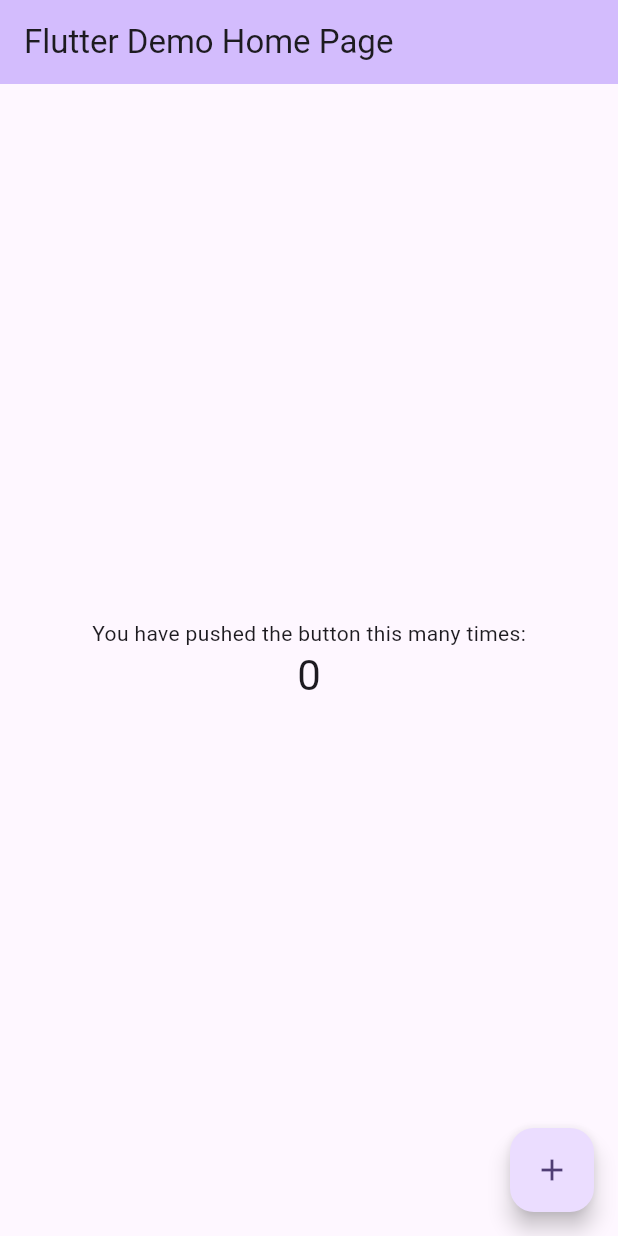
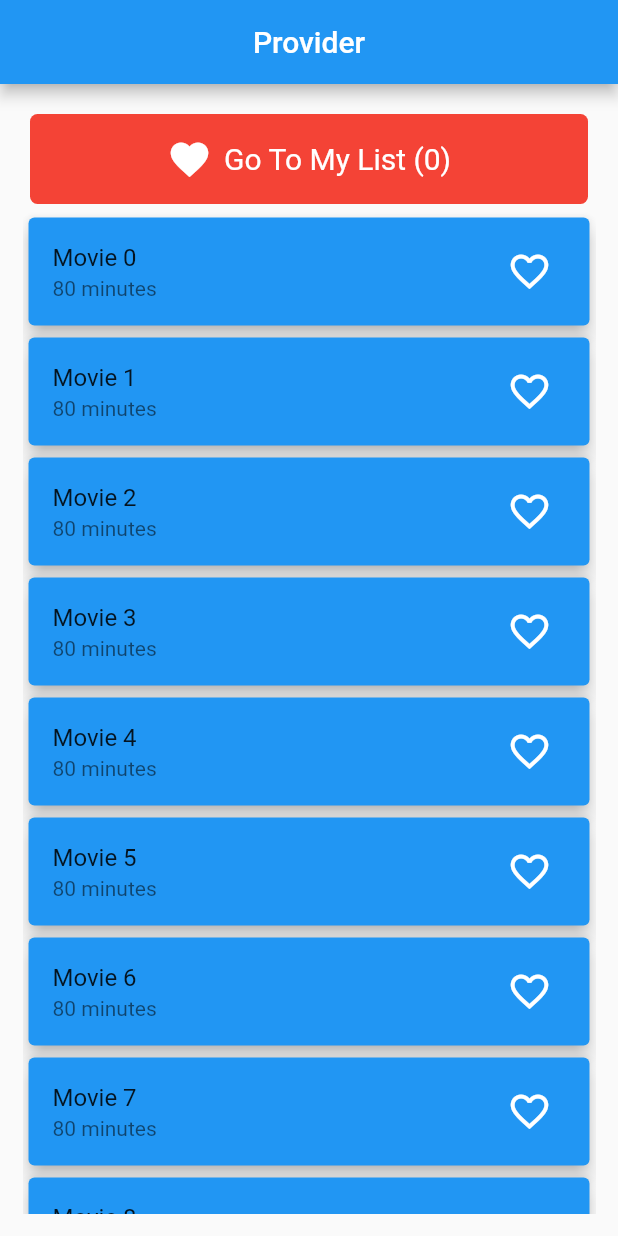
Before and after one commit to KhalilDev12/provider_example, a Flutter app: the screen it shows after launch, on a phone screen of 412 x 824 dp. Run offline on Flutter 3.47's test engine with Material 2 defaults, Android fonts, the phone set to English and light mode, and no system bars.

Commit message:
Finish Provider Example Project

```diff
--- /dev/null
+++ b/lib/Ui/HomePage.dart
@@ -0,0 +1,107 @@
+import 'package:flutter/material.dart';
+import 'package:provider/provider.dart';
+
+import '../model/movieModel.dart';
+import '../providers/movieProvider.dart';
+import 'FavoritePage.dart';
+
+class HomePage extends StatefulWidget {
+  HomePage({Key? key}) : super(key: key);
+
+  @override
+  _HomePageState createState() {
+    return _HomePageState();
+  }
+}
+
+class _HomePageState extends State<HomePage> {
+  @override
+  void initState() {
+    super.initState();
+  }
+
+  @override
+  void dispose() {
+    super.dispose();
+  }
+
+  @override
+  Widget build(BuildContext context) {
+    var movieList = context.watch<MovieProvider>().movies;
+    var favList = context.watch<MovieProvider>().favList;
+
+    return Scaffold(
+      appBar: AppBar(centerTitle: true, title: Text("Provider")),
+      body: Padding(
+          padding: EdgeInsets.all(15),
+          child: Column(
+            children: [
+              InkWell(
+                onTap: () {
+                  Navigator.of(context).push(MaterialPageRoute(
+                    builder: (context) => FavoritePage(),
+                  ));
+                },
+                child: Container(
+                  decoration: BoxDecoration(
+                      color: Colors.red,
+                      borderRadius: BorderRadius.circular(5)),
+                  padding: EdgeInsets.all(15),
+                  margin: EdgeInsets.all(5),
+                  child: Center(
+                      child: Row(
+                    mainAxisSize: MainAxisSize.min,
+                    children: [
+                      Icon(
+                        color: Colors.white,
+                        Icons.favorite,
+                        size: 30,
+                      ),
+                      SizedBox(
+                        width: 8,
+                      ),
+                      Text(
+                        "Go To My List (${favList.length})",
+                        style: TextStyle(color: Colors.white, fontSize: 20),
+                      )
+                    ],
+                  )),
+                ),
+              ),
+              Expanded(
+                  child: ListView.builder(
+                itemCount: movieList.length,
+                itemBuilder: (context, index) {
+                  MovieModel current_movie = movieList[index];
+                  return Card(
+                    elevation: 5,
+                    color: Colors.blue,
+                    child: ListTile(
+                        title: Text(current_movie.title),
+                        subtitle: Text(current_movie.duration),
+                        trailing: IconButton(
+                          onPressed: () {
+                            if (!favList.contains(current_movie)) {
+                              context
+                                  .read<MovieProvider>()
+                                  .addToFavorite(current_movie);
+                            } else {
+                              context
+                                  .read<MovieProvider>()
+                                  .removeFromFavorite(current_movie);
+                            }
+                          },
+                          icon: Icon(favList.contains(current_movie)
+                              ? Icons.favorite
+                              : Icons.favorite_border_outlined),
+                          color: Colors.white,
+                          iconSize: 30,
+                        )),
+                  );
+                },
+              ))
+            ],
+          )),
+    );
+  }
+}
--- a/lib/main.dart
+++ b/lib/main.dart
@@ -1,7 +1,15 @@
 import 'package:flutter/material.dart';
+import 'package:provider/provider.dart';
+import 'package:provider_example/providers/movieProvider.dart';
+
+import 'Ui/HomePage.dart';
 
 void main() {
-  runApp(const MyApp());
+  // Use Provider To run app
+  runApp(ChangeNotifierProvider(
+    child: const MyApp(),
+    create: (context) => MovieProvider(),
+  ));
 }
 
 class MyApp extends StatelessWidget {
@@ -11,115 +19,9 @@ class MyApp extends StatelessWidget {
   @override
   Widget build(BuildContext context) {
     return MaterialApp(
+      debugShowCheckedModeBanner: false,
       title: 'Flutter Demo',
-      theme: ThemeData(
-        // This is the theme of your application.
-        //
-        // TRY THIS: Try running your application with "flutter run". You'll see
-        // the application has a blue toolbar. Then, without quitting the app,
-        // try changing the seedColor in the colorScheme below to Colors.green
-        // and then invoke "hot reload" (save your changes or press the "hot
-        // reload" button in a Flutter-supported IDE, or press "r" if you used
-        // the command line to start the app).
-        //
-        // Notice that the counter didn't reset back to zero; the application
-        // state is not lost during the reload. To reset the state, use hot
-        // restart instead.
-        //
-        // This works for code too, not just values: Most code changes can be
-        // tested with just a hot reload.
-        colorScheme: ColorScheme.fromSeed(seedColor: Colors.deepPurple),
-        useMaterial3: true,
-      ),
-      home: const MyHomePage(title: 'Flutter Demo Home Page'),
+      home: HomePage(),
     );
   }
 }
-
-class MyHomePage extends StatefulWidget {
-  const MyHomePage({super.key, required this.title});
-
-  // This widget is the home page of your application. It is stateful, meaning
-  // that it has a State object (defined below) that contains fields that affect
-  // how it looks.
-
-  // This class is the configuration for the state. It holds the values (in this
-  // case the title) provided by the parent (in this case the App widget) and
-  // used by the build method of the State. Fields in a Widget subclass are
-  // always marked "final".
-
-  final String title;
-
-  @override
-  State<MyHomePage> createState() => _MyHomePageState();
-}
-
-class _MyHomePageState extends State<MyHomePage> {
-  int _counter = 0;
-
-  void _incrementCounter() {
-    setState(() {
-      // This call to setState tells the Flutter framework that something has
-      // changed in this State, which causes it to rerun the build method below
-      // so that the display can reflect the updated values. If we changed
-      // _counter without calling setState(), then the build method would not be
-      // called again, and so nothing would appear to happen.
-      _counter++;
-    });
-  }
-
-  @override
-  Widget build(BuildContext context) {
-    // This method is rerun every time setState is called, for instance as done
-    // by the _incrementCounter method above.
-    //
-    // The Flutter framework has been optimized to make rerunning build methods
-    // fast, so that you can just rebuild anything that needs updating rather
-    // than having to individually change instances of widgets.
-    return Scaffold(
-      appBar: AppBar(
-        // TRY THIS: Try changing the color here to a specific color (to
-        // Colors.amber, perhaps?) and trigger a hot reload to see the AppBar
-        // change color while the other colors stay the same.
-        backgroundColor: Theme.of(context).colorScheme.inversePrimary,
-        // Here we take the value from the MyHomePage object that was created by
-        // the App.build method, and use it to set our appbar title.
-        title: Text(widget.title),
-      ),
-      body: Center(
-        // Center is a layout widget. It takes a single child and positions it
-        // in the middle of the parent.
-        child: Column(
-          // Column is also a layout widget. It takes a list of children and
-          // arranges them vertically. By default, it sizes itself to fit its
-          // children horizontally, and tries to be as tall as its parent.
-          //
-          // Column has various properties to control how it sizes itself and
-          // how it positions its children. Here we use mainAxisAlignment to
-          // center the children vertically; the main axis here is the vertical
-          // axis because Columns are vertical (the cross axis would be
-          // horizontal).
-          //
-          // TRY THIS: Invoke "debug painting" (choose the "Toggle Debug Paint"
-          // action in the IDE, or press "p" in the console), to see the
-          // wireframe for each widget.
-          mainAxisAlignment: MainAxisAlignment.center,
-          children: <Widget>[
-            const Text(
-              'You have pushed the button this many times:',
-            ),
-            Text(
-              '$_counter',
-              style: Theme.of(context).textTheme.headlineMedium,
-            ),
-          ],
-        ),
-      ),
-      floatingActionButton: FloatingActionButton(
-        onPressed: _incrementCounter,
-        tooltip: 'Increment',
-        child: const Icon(Icons.add),
-      ), // This trailing comma makes auto-formatting nicer for build methods.
-    );
-  }
-}
--- /dev/null
+++ b/lib/model/movieModel.dart
@@ -0,0 +1,6 @@
+class MovieModel {
+  final String title;
+  final String duration;
+
+  MovieModel({required this.title, required this.duration});
+}
--- /dev/null
+++ b/lib/providers/movieProvider.dart
@@ -0,0 +1,33 @@
+import 'dart:math';
+
+import 'package:flutter/cupertino.dart';
+
+import '../model/movieModel.dart';
+
+final List<MovieModel> initData = List.generate(
+    50,
+    (index) => MovieModel(
+        title: "Movie $index",
+        duration: "${Random().nextInt(100) + 60} minutes"));
+
+class MovieProvider extends ChangeNotifier {
+  // List of All movies
+  final List<MovieModel> _movieList = initData;
+
+  List<MovieModel> get movies => _movieList;
+
+  // List of Favorite movies
+  final List<MovieModel> _myList = [];
+
+  List<MovieModel> get favList => _myList;
+
+  void addToFavorite(MovieModel movie) {
+    favList.add(movie);
+    notifyListeners(); // update the UI
+  }
+
+  removeFromFavorite(MovieModel movie) {
+    favList.remove(movie);
+    notifyListeners();
+  }
+}
--- a/pubspec.yaml
+++ b/pubspec.yaml
@@ -46,6 +46,7 @@ dev_dependencies:
   # package. See that file for information about deactivating specific lint
   # rules and activating additional ones.
   flutter_lints: ^2.0.0
+  provider:
 
 # For information on the generic Dart part of this file, see the
 # following page: https://dart.dev/tools/pub/pubspec
```
Also changed, not shown: lib/Ui/FavoritePage.dart (added, +58 -0 lines), 1 other file.
